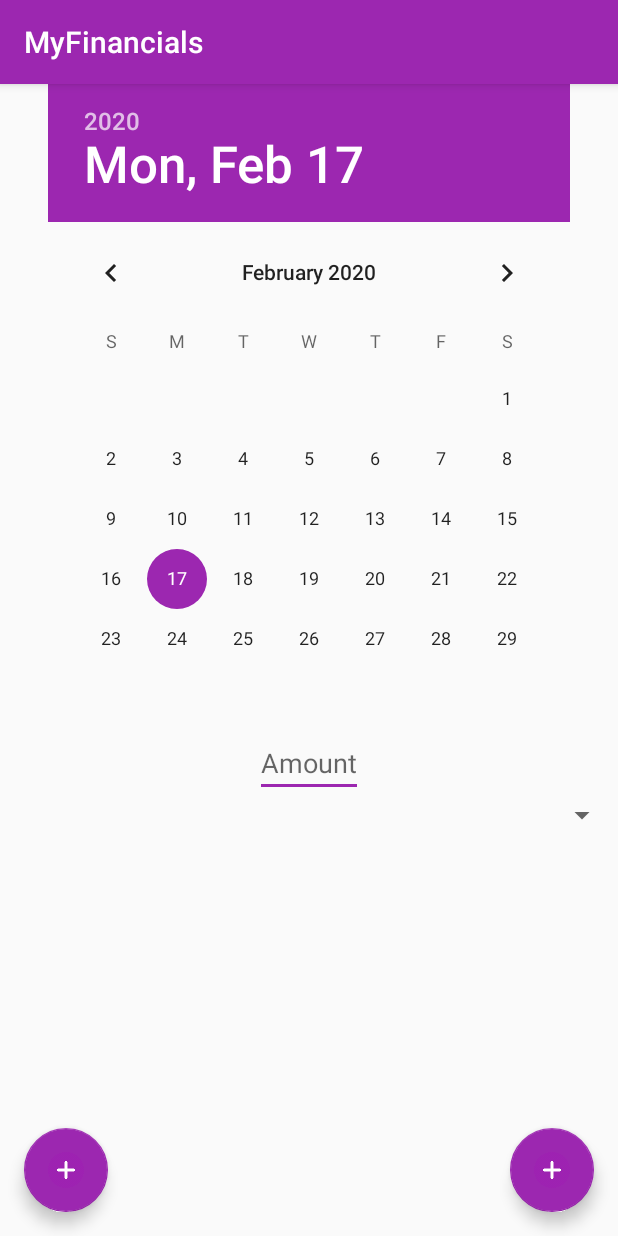
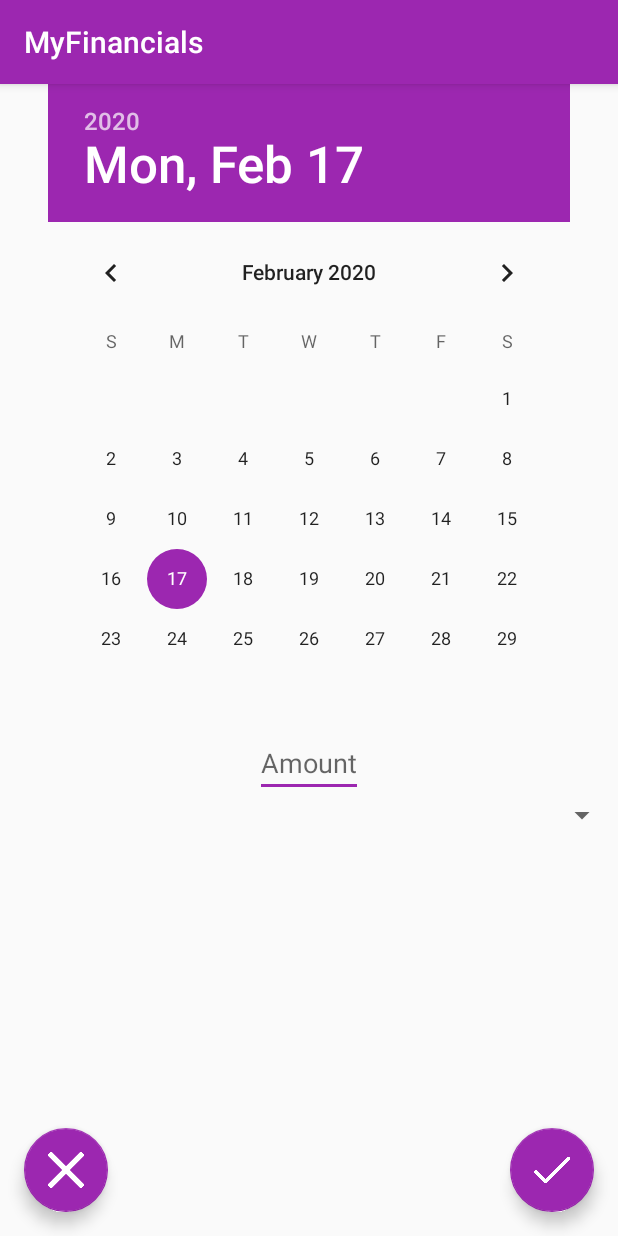
Before and after one commit to ranwang21/android_finance_record_app, an Android app: the AddNewActivity screen opened directly, with no data from a screen before it, on a phone screen of 412 x 824 dp. Run offline under Robolectric (Android 15) with nearby library versions, the phone set to English and light mode, and no system bars.

Commit message:
change add new ui

```diff
--- a/app/src/main/java/com/example/myfinancials/AddNewActivity.java
+++ b/app/src/main/java/com/example/myfinancials/AddNewActivity.java
@@ -3,10 +3,16 @@ package com.example.myfinancials;
 import androidx.appcompat.app.AppCompatActivity;
 
 import android.os.Bundle;
+import android.view.View;
 import android.view.Window;
 import android.view.WindowManager;
 
+import com.google.android.material.floatingactionbutton.FloatingActionButton;
+import com.google.android.material.snackbar.Snackbar;
+
 public class AddNewActivity extends AppCompatActivity {
+
+    FloatingActionButton fabSubmit, fabCancel;
 
     @Override
     protected void onCreate(Bundle savedInstanceState) {
@@ -15,5 +21,21 @@ public class AddNewActivity extends AppCompatActivity {
         this.getWindow().setFlags(WindowManager.LayoutParams.FLAG_FULLSCREEN, WindowManager.LayoutParams.FLAG_FULLSCREEN);
         this.setContentView(R.layout.activity_add_new);
         setContentView(R.layout.activity_add_new);
+
+        fabSubmit = findViewById(R.id.fab_submit);
+        fabSubmit.setOnClickListener(new View.OnClickListener() {
+            @Override
+            public void onClick(View view) {
+                Snackbar.make(view, "Record Added", Snackbar.LENGTH_LONG)
+                        .setAction("Action", null).show();
+            }
+        });
+        fabCancel = findViewById(R.id.fab_cancel);
+        fabCancel.setOnClickListener(new View.OnClickListener() {
+            @Override
+            public void onClick(View view) {
+                finish();
+            }
+        });
     }
 }
--- a/app/src/main/res/layout/activity_add_new.xml
+++ b/app/src/main/res/layout/activity_add_new.xml
@@ -26,22 +26,22 @@
         android:layout_height="match_parent">
 
         <com.google.android.material.floatingactionbutton.FloatingActionButton
-            android:id="@+id/fab_submit"
+            android:id="@+id/fab_cancel"
             android:layout_width="wrap_content"
             android:layout_height="wrap_content"
             android:layout_gravity="bottom|start"
             android:layout_margin="@dimen/fab_margin"
             android:background="@color/colorPrimary"
-            android:src="@drawable/plus_button" />
+            android:src="@drawable/calcel_button" />
 
         <com.google.android.material.floatingactionbutton.FloatingActionButton
-            android:id="@+id/fab_cancel"
+            android:id="@+id/fab_submit"
             android:layout_width="wrap_content"
             android:layout_height="wrap_content"
             android:layout_gravity="bottom|end"
             android:layout_margin="@dimen/fab_margin"
             android:background="@color/colorPrimary"
-            android:src="@drawable/plus_button" />
+            android:src="@drawable/submit_button" />
     </androidx.coordinatorlayout.widget.CoordinatorLayout>
 
 </LinearLayout>
```
Also changed, not shown: app/src/main/res/drawable/calcel_button.png (added), app/src/main/res/drawable/submit_button.png (added).
